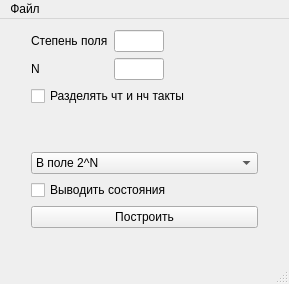
Qt form PRNG-on-GF/PRNG-on-GF/PRNGonGF.ui (necroin/PRNG-on-GF) before a commit.
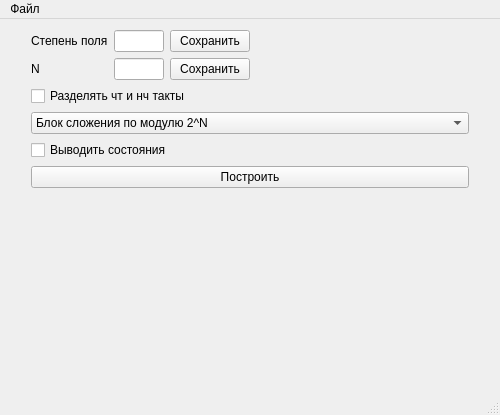
The same form after that commit.

Diff of the .ui file:
```diff
--- a/PRNG-on-GF/PRNG-on-GF/PRNGonGF.ui
+++ b/PRNG-on-GF/PRNG-on-GF/PRNGonGF.ui
@@ -6,14 +6,26 @@
    <rect>
     <x>0</x>
     <y>0</y>
-    <width>289</width>
-    <height>284</height>
+    <width>500</width>
+    <height>415</height>
    </rect>
   </property>
+  <property name="maximumSize">
+   <size>
+    <width>500</width>
+    <height>16777215</height>
+   </size>
+  </property>
   <property name="windowTitle">
    <string>PRNGonGF</string>
   </property>
   <widget class="QWidget" name="centralWidget">
+   <property name="maximumSize">
+    <size>
+     <width>500</width>
+     <height>16777215</height>
+    </size>
+   </property>
    <property name="autoFillBackground">
     <bool>false</bool>
    </property>
@@ -73,6 +85,24 @@
           </item>
          </layout>
         </item>
+        <item>
+         <layout class="QVBoxLayout" name="verticalLayout">
+          <item>
+           <widget class="QPushButton" name="degree_save">
+            <property name="text">
+             <string>Сохранить</string>
+            </property>
+           </widget>
+          </item>
+          <item>
+           <widget class="QPushButton" name="n_save">
+            <property name="text">
+             <string>Сохранить</string>
+            </property>
+           </widget>
+          </item>
+         </layout>
+        </item>
         <item>
          <spacer name="horizontalSpacer">
           <property name="orientation">
@@ -121,19 +151,6 @@
           <item>
            <layout class="QVBoxLayout" name="a_even_layout"/>
           </item>
-          <item>
-           <spacer name="horizontalSpacer_2">
-            <property name="orientation">
-             <enum>Qt::Horizontal</enum>
-            </property>
-            <property name="sizeHint" stdset="0">
-             <size>
-              <width>40</width>
-              <height>20</height>
-             </size>
-            </property>
-           </spacer>
-          </item>
          </layout>
         </item>
        </layout>
@@ -154,19 +171,6 @@
           <item>
            <layout class="QVBoxLayout" name="c_even_layout"/>
           </item>
-          <item>
-           <spacer name="horizontalSpacer_3">
-            <property name="orientation">
-             <enum>Qt::Horizontal</enum>
-            </property>
-            <property name="sizeHint" stdset="0">
-             <size>
-              <width>40</width>
-              <height>20</height>
-             </size>
-            </property>
-           </spacer>
-          </item>
          </layout>
         </item>
        </layout>
@@ -189,7 +193,7 @@
          <widget class="QComboBox" name="field_box">
           <item>
            <property name="text">
-            <string>В поле 2^N</string>
+            <string>Блок сложения по модулю 2^N</string>
            </property>
           </item>
           <item>
@@ -250,7 +254,7 @@
     <rect>
      <x>0</x>
      <y>0</y>
-     <width>289</width>
+     <width>500</width>
      <height>21</height>
     </rect>
    </property>
```
Left out of the diff: 2 changed lines with no effect on the pictures.
